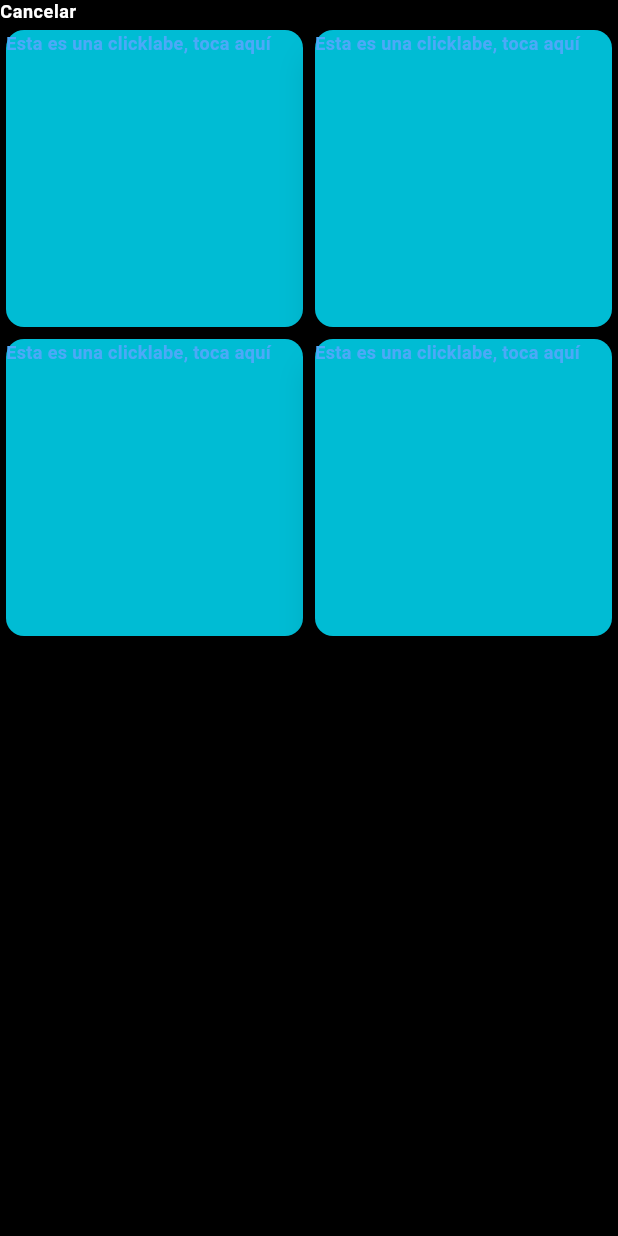
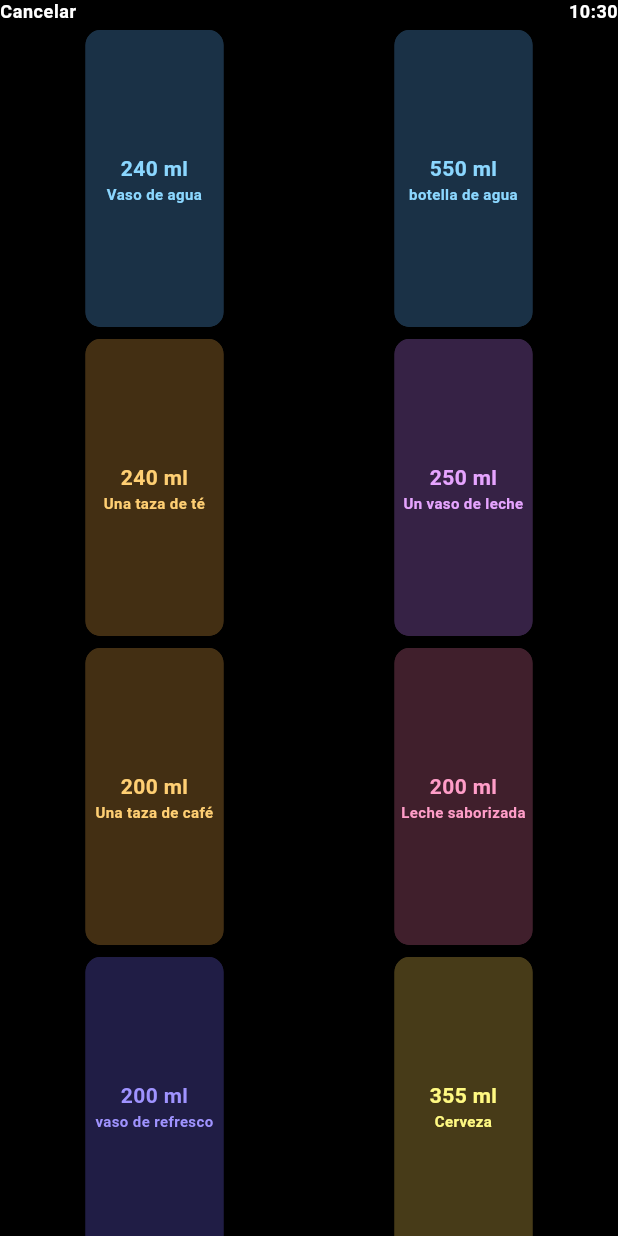
Before and after one commit to AlexhHr23/Clone_HiWater, a Flutter app: the screen it shows after launch, after a tap on "Registrar", on a phone screen of 412 x 824 dp. Run offline on Flutter 3.47's test engine with Material 2 defaults, Android fonts, the phone set to English and light mode, and no system bars.

Commit message:
tarjetas y hacer que corra la el reloj

```diff
--- a/lib/screens/drinks_screen.dart
+++ b/lib/screens/drinks_screen.dart
@@ -2,10 +2,22 @@ import 'package:flutter/material.dart';
 import 'package:intl/intl.dart';
 
 class DrinksScreen extends StatelessWidget {
-  const DrinksScreen({super.key});
+  DrinksScreen({super.key});
+
+  final List<dynamic> typesOfDrinks = [
+    //water, title, background, color, hidratacion
+    [240, 'Vaso de agua',     const Color.fromARGB(255, 26, 49, 70), const Color.fromARGB(255, 139, 215, 255), .5],
+    [550, 'botella de agua', const Color.fromARGB(255, 26, 49, 70), const Color.fromARGB(255, 139, 215, 255), 1],
+    [240, 'Una taza de té',      const Color.fromARGB(255, 67, 47, 19), const Color.fromARGB(255, 255, 207, 115), .5],
+    [250, 'Un vaso de leche',    const Color.fromARGB(255, 54, 34, 69), const Color.fromARGB(255, 230, 164, 255), .7],
+    [200, 'Una taza de café',    const Color.fromARGB(255, 67, 47, 19), const Color.fromARGB(255, 255, 207, 115), .2],
+    [200, 'Leche saborizada',    const Color.fromARGB(255, 64, 31, 44), const Color.fromARGB(255, 255, 157, 200), .5],
+    [200, 'vaso de refresco', const Color.fromARGB(255, 32, 29, 69), const Color.fromARGB(255, 159, 147, 255), .2],
+    [355, 'Cerveza',     const Color.fromARGB(255, 71, 59, 24), const Color.fromARGB(255, 255, 249,130),.3],];
 
   @override
   Widget build(BuildContext context) {
+
     return Scaffold(
       appBar: AppBar(
         toolbarHeight: 16.0,
@@ -14,36 +26,76 @@ class DrinksScreen extends StatelessWidget {
           'Cancelar',
           style: Theme.of(context).textTheme.bodySmall,
         ),
+        actions: [_hour(context)],
       ),
       body: GridView.count(crossAxisCount: 2, children: [
-      _oneCard(context),
-      _oneCard(context),
-      _oneCard(context),
-      _oneCard(context),
-    ]));
-  }
+      _oneCard(context, 0),
+      _oneCard(context, 1),
+      _oneCard(context, 2),
+      _oneCard(context, 3),
+      _oneCard(context, 4),
+      _oneCard(context, 5),
+      _oneCard(context, 6),
+      _oneCard(context, 7),
+    ]));  }
 
-  Widget _oneCard(BuildContext context) {
+
+
+  Widget _oneCard(BuildContext context, int type){
     return GestureDetector(
-      onTap: () {
-        Navigator.pop(context);
-      },
-      child: const SizedBox(
-        height: 100.0,
-        child: Card(
-          elevation: 10.0,
-          color: Colors.cyan,
-          child: Text('Esta es una clicklabe, toca aquí'),
+           onTap: () {},
+           child: Center(
+             child: SizedBox(
+               width: 100.0,
+               //height: 60.0,
+               child:
+                Card(
+                  elevation: 10.0,
+                  color: typesOfDrinks[type][2],
+                  shape: RoundedRectangleBorder(
+                      side:  BorderSide(
+                        color: typesOfDrinks[type][2],
+                      ),
+                      borderRadius: BorderRadius.circular(10.0),
+                  ),
+                  child: Column(
+                      mainAxisAlignment: MainAxisAlignment.center,
+                      children: [
+                        Text(
+                          '${typesOfDrinks[type][0]} ml',
+                          textAlign: TextAlign.center,
+                          style:  TextStyle(
+                            fontWeight: FontWeight.bold,
+                            color: typesOfDrinks[type][3],
+                            fontSize: 14,
+                          ),
+                        ),
+                        Text(
+                          typesOfDrinks[type][1],
+                          style:  TextStyle(
+                            color: typesOfDrinks[type][3],
+                            fontSize: 10,
+                          ),
+                          textAlign: TextAlign.center,
+                        ),
+                      ],
+                  ),
+                ),
+                     // ),
+               ),
         ),
-      ),
     );
-  }
+   }
 
   Widget _hour(BuildContext context) {
-    String formattedTime = DateFormat.Hm().format(DateTime.now());
-    return Text(
-      formattedTime,
-      style: Theme.of(context).textTheme.bodySmall,
+    return StreamBuilder(
+      stream: Stream.periodic(const Duration(seconds: 1)),
+      builder: (context, snapshot) {
+        return Text(
+          DateFormat.Hm().format(DateTime.now()),
+          style: Theme.of(context).textTheme.bodySmall,
+          );
+      },
     );
   }
 }
--- a/lib/screens/start_screen.dart
+++ b/lib/screens/start_screen.dart
@@ -42,10 +42,14 @@ class _StartScreenState extends State<StartScreen> {
   }
 
   Widget _hour() {
-    String formattedTime = DateFormat.Hm().format(DateTime.now());
-    return Text(
-      formattedTime,
-      style: Theme.of(context).textTheme.bodySmall,
+    return StreamBuilder(
+      stream: Stream.periodic(const Duration(seconds: 1)),
+      builder: (context, snapshot) {
+        return Text(
+          DateFormat.Hm().format(DateTime.now()),
+          style: Theme.of(context).textTheme.bodySmall,
+          );
+      },
     );
   }
 
@@ -166,7 +170,7 @@ class _StartScreenState extends State<StartScreen> {
               Navigator.push(
                   context,
                   MaterialPageRoute(
-                      builder: (context) => const DrinksScreen()));
+                      builder: (context) => DrinksScreen()));
             },
             child: const Text('Registrar'),
           )),
```
